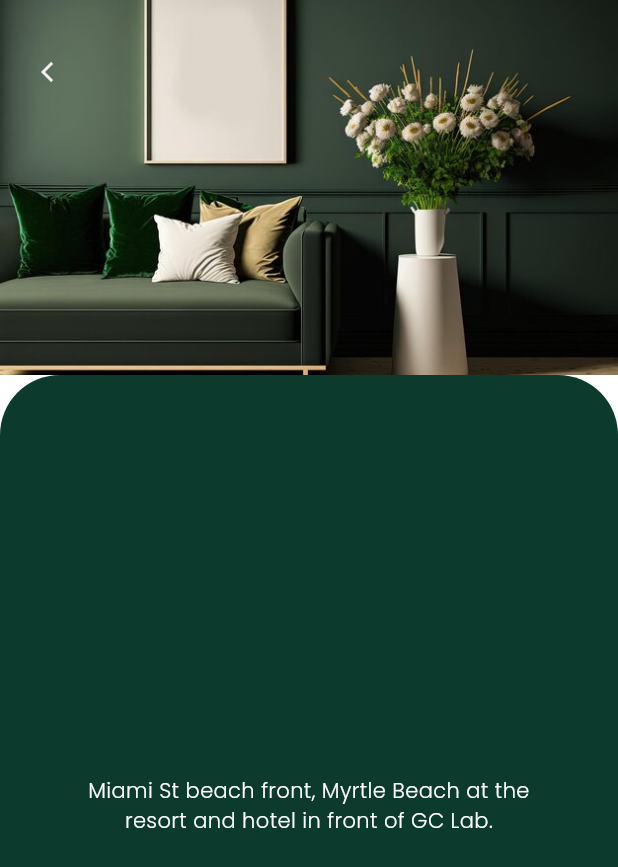
After one commit to Ika1009/Aj_na_Kafu_App, a Flutter app: the screen it shows after launch, in the side drawer, after a tap on "Object", on a phone screen of 412 x 824 dp. The commit adds this screen. Shown: the top 867 px of the screen. Run offline on Flutter 3.47's test engine with Material 3 defaults, Android fonts, the phone set to English and light mode, and no system bars; our stand-ins replace flutter_slidable.

Commit message:
Refactor color scheme and add Object page
Removed a dedicated colors.dart file, consolidating color definitions
into a shared utility file. Enhanced navigation with the introduction of
a new ObjectPage accessible from the home page. Also updated the assets
section with a new image resource in pubspec.yaml. These changes
streamline project structure, extend functionality, and improve asset
management.

```diff
--- a/flutter/project/lib/main.dart
+++ b/flutter/project/lib/main.dart
@@ -1,8 +1,9 @@
 import 'package:flutter/material.dart';
+import 'package:project/util/colors.dart';
 import 'package:project/pages/home.dart';
 import 'package:project/pages/login.dart';
 import 'package:project/pages/todo.dart';
-import 'package:project/assets/colors.dart';
+import 'package:project/pages/object.dart';
 
 void main() {
   runApp(MyApp());
@@ -23,6 +24,7 @@ class MyApp extends StatelessWidget {
       routes: {
         '/login': (context) => LoginPage(),
         '/todo': (context) => ToDoPage(),
+        '/object': (context) => ObjectPage(),
       },
     );
   }
--- a/flutter/project/lib/pages/home.dart
+++ b/flutter/project/lib/pages/home.dart
@@ -50,6 +50,14 @@ class _HomePageState extends State<HomePage> {
                 Navigator.pushNamed(context, '/todo');
               },
             ),
+            ListTile(
+              leading: Icon(Icons.data_object),
+              title: Text("Object"),
+              onTap: () {
+                Navigator.pop(context);
+                Navigator.pushNamed(context, '/object');
+              },
+            ),
           ],
         ),
       ),
--- /dev/null
+++ b/flutter/project/lib/pages/object.dart
@@ -0,0 +1,15 @@
+import 'package:flutter/material.dart';
+import 'package:project/util/card.dart';
+
+class ObjectPage extends StatelessWidget {
+  const ObjectPage({Key? key}) : super(key: key);
+
+  @override
+  Widget build(BuildContext context) {
+    return Scaffold(
+      body: Center(
+        child: CustomCard(),
+      ),
+    );
+  }
+}
--- /dev/null
+++ b/flutter/project/lib/util/card.dart
@@ -0,0 +1,61 @@
+import 'package:flutter/material.dart';
+
+class CustomCard extends StatelessWidget {
+  @override
+  Widget build(BuildContext context) {
+    double width80Percent = MediaQuery.of(context).size.width * 0.8;
+    return Scaffold(
+      backgroundColor: Colors.white,
+      appBar: AppBar(
+        leading: Align(
+          alignment: Alignment.topCenter,
+          child: Padding(
+            padding: EdgeInsets.only(top: 24, left: 15), // Adjust top and left padding as needed
+            child: IconButton(
+              icon: Icon(Icons.arrow_back_ios),
+              iconSize: 16, // Smaller icon size
+              onPressed: () {
+                Navigator.maybePop(context);
+              },
+            ),
+          ),
+        ),
+        flexibleSpace: Image.asset(
+          'assets/images/room.jpg', // Replace with your image path
+          fit: BoxFit.cover,
+        ),
+        toolbarHeight: 250, // Adjust as needed
+        elevation: 0,
+      ),
+      body: Container(
+        decoration: BoxDecoration(
+          color: Color(0xFF0C3B2E),  // Assuming a white background
+          borderRadius: BorderRadius.only(
+            topLeft: Radius.circular(40.0),
+            topRight: Radius.circular(40.0),
+          ),
+        ),
+        child: Column(
+          mainAxisAlignment: MainAxisAlignment.center, // Center vertically
+          children: [
+            Container(
+              width: double.infinity, // Full width of the screen
+              child: Column(
+                children: [
+                  Container(
+                    width: width80Percent,
+                    child: Text(
+                      "Miami St beach front, Myrtle Beach at the resort and hotel in front of GC Lab.",
+                      style: TextStyle(color: Colors.white),
+                      textAlign: TextAlign.center,
+                    ),
+                  ),
+                ],
+              ),
+            ),
+          ],
+        ),
+      ),
+    );
+  }
+}
--- a/flutter/project/pubspec.yaml
+++ b/flutter/project/pubspec.yaml
@@ -93,3 +93,6 @@ flutter:
     - family: Poppins
       fonts:
         - asset: fonts/Poppins-Light.ttf
+
+  assets:
+    - assets/images/room.jpg
```
Also changed, not shown: flutter/project/assets/images/room.jpg (added), flutter/project/lib/util/colors.dart (renamed from flutter/project/lib/assets/colors.dart).
